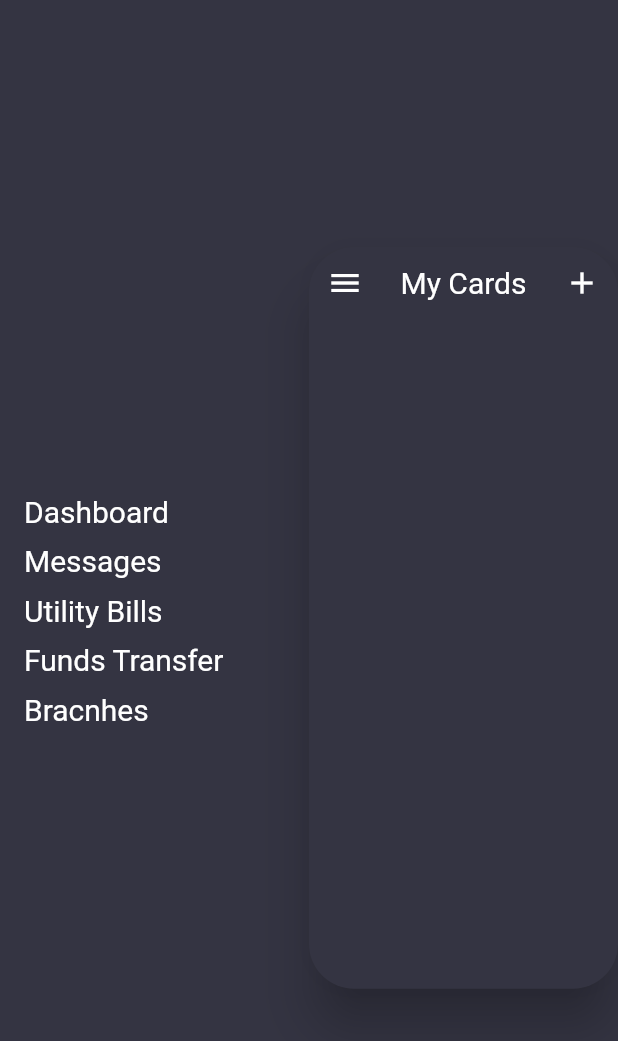
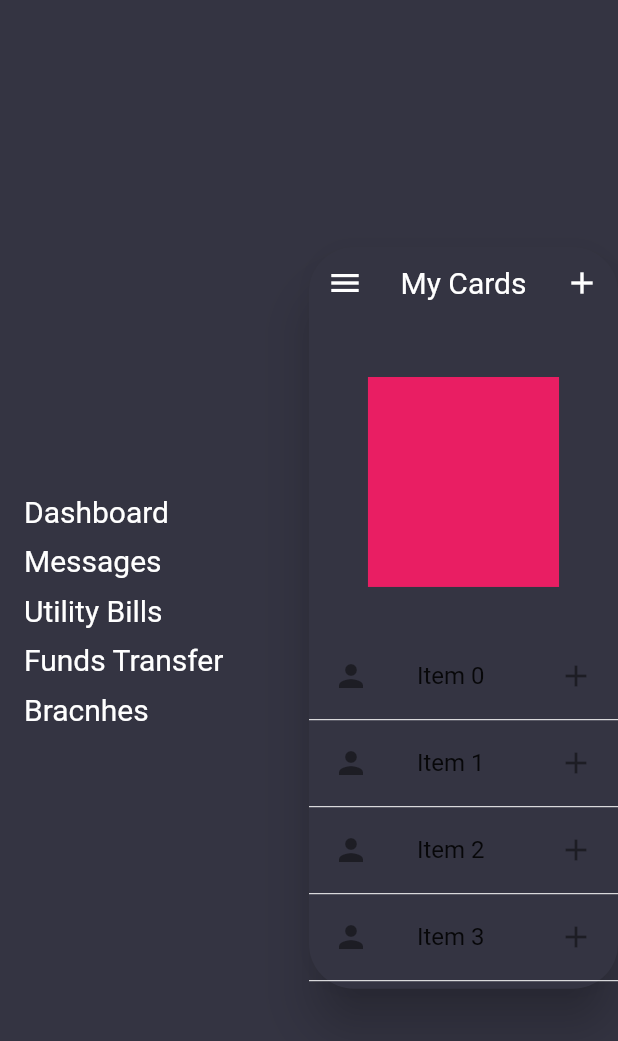
Before and after one commit to BatuhanAydoner/animated_menu_ui, a Flutter app: the screen it shows after launch, after a tap on the "menu" icon, on a phone screen of 412 x 824 dp. Shown: the top 1041 px of the screen. Run offline on Flutter 3.47's test engine with Material 2 defaults, Android fonts, the phone set to English and light mode, and no system bars.

Commit message:
Completed UI

```diff
--- a/lib/menu_dashboard_widget.dart
+++ b/lib/menu_dashboard_widget.dart
@@ -1,6 +1,6 @@
 import 'package:animated_menu_ui/constants.dart';
+import 'package:flutter/cupertino.dart';
 import 'package:flutter/material.dart';
-import 'package:flutter/services.dart';
 
 double width = 0.0;
 double height = 0.0;
@@ -10,15 +10,34 @@ class MenuDashboard extends StatefulWidget {
   _MenuDashboardState createState() => _MenuDashboardState();
 }
 
-class _MenuDashboardState extends State<MenuDashboard> {
+class _MenuDashboardState extends State<MenuDashboard>
+    with SingleTickerProviderStateMixin {
   bool isOpen = false;
 
   PageController pageController;
+
+  AnimationController controller;
+  Animation animation;
+  Animation slideAnimation;
 
   @override
   void initState() {
     super.initState();
     pageController = PageController(viewportFraction: 0.8);
+
+    controller =
+        AnimationController(vsync: this, duration: Duration(milliseconds: 500));
+
+    animation = Tween(begin: 1.0, end: 0.7).animate(controller);
+    slideAnimation =
+        Tween<Offset>(begin: Offset(-1, 0.0), end: Offset(0.0, 0.0))
+            .animate(controller);
+  }
+
+  @override
+  void dispose() {
+    controller.dispose();
+    super.dispose();
   }
 
   @override
@@ -40,6 +59,8 @@ class _MenuDashboardState extends State<MenuDashboard> {
       padding: const EdgeInsets.only(left: 16.0),
       child: Align(
         alignment: Alignment.centerLeft,
+        child: SlideTransition(
+          position: slideAnimation,
           child: Column(
             mainAxisSize: MainAxisSize.min,
             mainAxisAlignment: MainAxisAlignment.spaceAround,
@@ -83,6 +104,7 @@ class _MenuDashboardState extends State<MenuDashboard> {
             ],
           ),
         ),
+      ),
     );
   }
 
@@ -97,7 +119,6 @@ class _MenuDashboardState extends State<MenuDashboard> {
         borderRadius: BorderRadius.circular(isOpen ? 30.0 : 0.0),
         elevation: 15.0,
         color: backgroundColor,
-        child: Container(
         child: Column(
           children: <Widget>[
             Row(
@@ -111,6 +132,7 @@ class _MenuDashboardState extends State<MenuDashboard> {
                     onPressed: () {
                       setState(() {
                         isOpen = !isOpen;
+                        (isOpen) ? controller.forward() : controller.reverse();
                       });
                     }),
                 Text(
@@ -125,8 +147,51 @@ class _MenuDashboardState extends State<MenuDashboard> {
                     onPressed: () {}),
               ],
             ),
+            ScaleTransition(
+              scale: animation,
+              child: Container(
+                margin: EdgeInsets.only(top: 10.0),
+                height: 200,
+                child: PageView(
+                  scrollDirection: Axis.horizontal,
+                  children: [
+                    Container(
+                      color: Colors.pink,
+                      width: 100,
+                      margin: EdgeInsets.symmetric(horizontal: 12.0),
+                    ),
+                    Container(
+                      color: Colors.purple,
+                      width: 100,
+                      margin: EdgeInsets.symmetric(horizontal: 12.0),
+                    ),
+                    Container(
+                      color: Colors.teal,
+                      width: 100,
+                      margin: EdgeInsets.symmetric(horizontal: 12.0),
+                    )
                   ],
                 ),
+              ),
+            ),
+            Expanded(
+              child: ListView.separated(
+                  itemBuilder: (context, index) {
+                    return ListTile(
+                      title: Text("Item $index"),
+                      leading: Icon(Icons.person),
+                      trailing: Icon(Icons.add),
+                    );
+                  },
+                  separatorBuilder: (context, index) {
+                    return Divider(
+                      color: Colors.white,
+                      height: 2.0,
+                    );
+                  },
+                  itemCount: 10),
+            )
+          ],
         ),
       ),
     );
```
Lines whose indentation alone changed are shown as unchanged.
